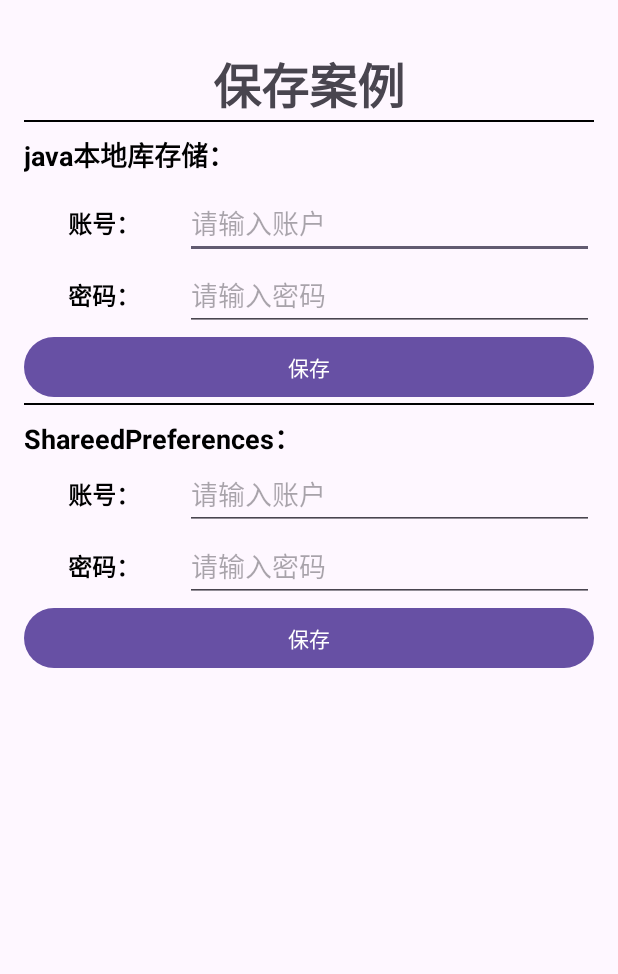
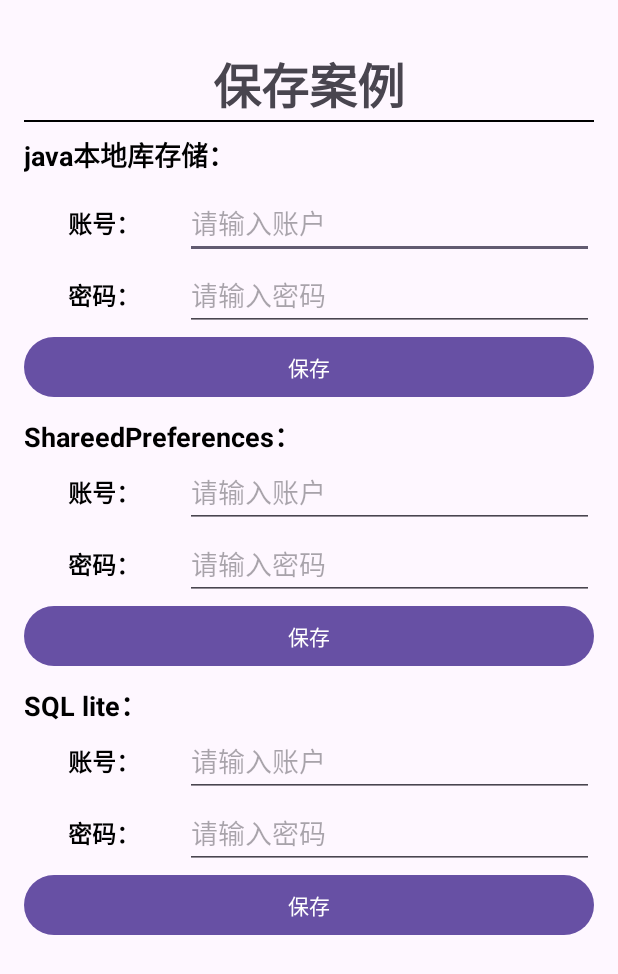
Before and after one commit to NOOB-P/Android_learning, an Android app built with Jetpack Compose: the save_acount screen opened directly, with no data from a screen before it, on a phone screen of 412 x 824 dp. Shown: the top 974 px of the screen. Run offline under Robolectric (Android 15) with nearby library versions, the phone set to English and light mode, and no system bars; network calls fail; 1 statement that could not run was skipped.

Commit message:
补充了第5个案例（sql lite），完成第六个案例获取通讯录（内容接收者）

```diff
--- a/app/src/main/AndroidManifest.xml
+++ b/app/src/main/AndroidManifest.xml
@@ -1,7 +1,8 @@
 <?xml version="1.0" encoding="utf-8"?>
 <manifest xmlns:android="http://schemas.android.com/apk/res/android"
     xmlns:tools="http://schemas.android.com/tools">
-
+    <uses-permission android:name="android.permission.READ_CONTACTS" />
+    <uses-permission android:name="android.permission.WRITE_CONTACTS"/>
     <application
         android:allowBackup="true"
         android:dataExtractionRules="@xml/data_extraction_rules"
@@ -12,6 +13,9 @@
         android:supportsRtl="true"
         android:theme="@style/Theme.Android_leraning"
         tools:targetApi="31">
+        <activity
+            android:name=".get_Contact"
+            android:exported="false" />
         <activity
             android:name=".save_acount"
             android:exported="false" />
--- a/app/src/main/java/com/example/android_leraning/MainActivity.java
+++ b/app/src/main/java/com/example/android_leraning/MainActivity.java
@@ -49,7 +49,8 @@ public class MainActivity extends AppCompatActivity implements View.OnClickListe
             Intent intent = new Intent(this, save_acount.class);
             startActivity(intent);
         }else if(view.getId() == R.id.Btn_cantact_query){
-
+            Intent intent = new Intent(this, get_Contact.class);
+            startActivity(intent);
         }
     }
 }
--- a/app/src/main/res/layout/activity_svae_acount.xml
+++ b/app/src/main/res/layout/activity_svae_acount.xml
@@ -89,8 +89,6 @@
             android:layout_height="wrap_content"
             android:text="保存" />
 
-        <View style="@style/hline"/>
-
         <TextView
             android:textStyle="bold"
             android:textColor="@color/black"
@@ -155,5 +153,72 @@
             android:layout_width="match_parent"
             android:layout_height="wrap_content"
             android:text="保存" />
+
+
+        <TextView
+        android:textStyle="bold"
+        android:textColor="@color/black"
+        android:textSize="18sp"
+        android:layout_marginTop="8dp"
+        android:layout_width="match_parent"
+        android:layout_height="wrap_content"
+        android:text="SQL lite：" />
+
+        <LinearLayout
+            android:layout_width="match_parent"
+            android:layout_height="wrap_content"
+            android:orientation="horizontal">
+
+            <TextView
+                android:textSize="16sp"
+                android:textColor="@color/black"
+                android:textStyle="bold"
+                android:gravity="center"
+                android:layout_width="wrap_content"
+                android:layout_height="wrap_content"
+                android:layout_weight="1"
+                android:text="账号：" />
+
+            <EditText
+                android:id="@+id/edit_account3"
+                android:layout_width="wrap_content"
+                android:layout_height="wrap_content"
+                android:layout_weight="1"
+                android:ems="10"
+                android:inputType="text"
+                android:hint="请输入账户"/>
+        </LinearLayout>
+
+        <LinearLayout
+            android:layout_width="match_parent"
+            android:layout_height="wrap_content"
+            android:orientation="horizontal">
+
+            <TextView
+                android:textSize="16sp"
+                android:textColor="@color/black"
+                android:textStyle="bold"
+                android:gravity="center"
+                android:layout_width="wrap_content"
+                android:layout_height="wrap_content"
+                android:layout_weight="1"
+                android:text="密码：" />
+
+            <EditText
+                android:id="@+id/edit_password3"
+                android:layout_width="wrap_content"
+                android:layout_height="wrap_content"
+                android:layout_weight="1"
+                android:ems="10"
+                android:inputType="textPassword"
+                android:hint="请输入密码"/>
+        </LinearLayout>
+
+        <Button
+            android:id="@+id/Btn_save3"
+            android:layout_width="match_parent"
+            android:layout_height="wrap_content"
+            android:text="保存" />
+
     </LinearLayout>
 </androidx.constraintlayout.widget.ConstraintLayout>
```
Also changed, not shown: app/src/main/java/com/example/android_leraning/get_Contact.java (added, +133 -0 lines), app/src/main/java/com/example/android_leraning/save_acount.java (+66 -3 lines), app/src/main/res/layout/activity_get_contact.xml (added, +32 -0 lines).
